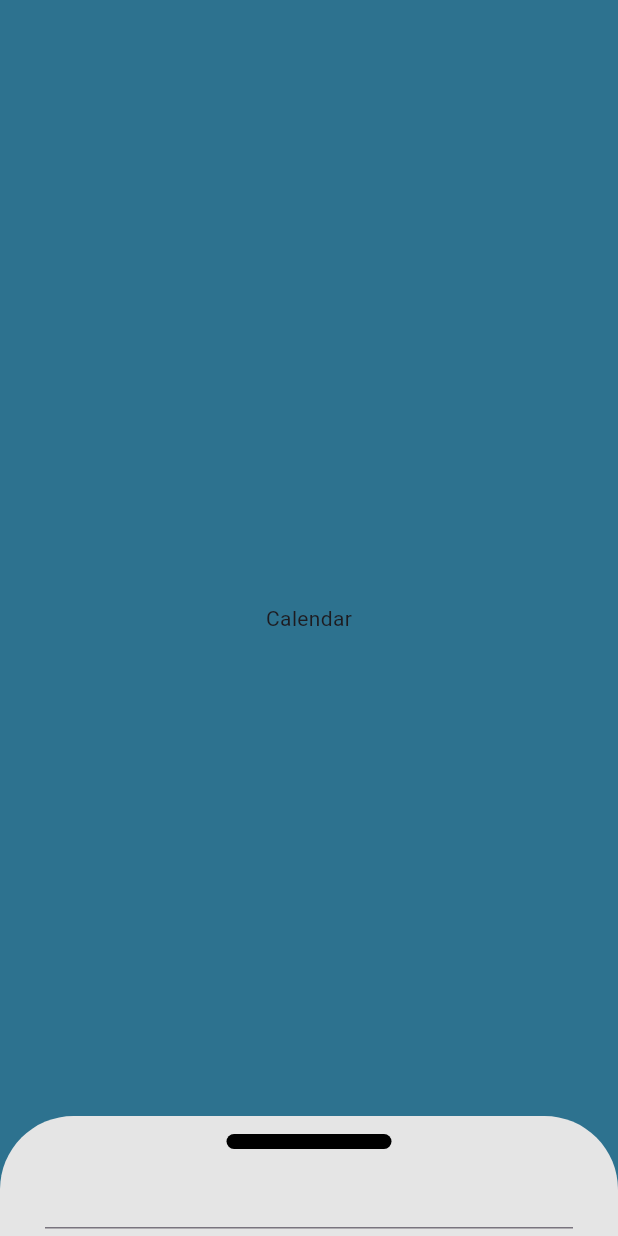
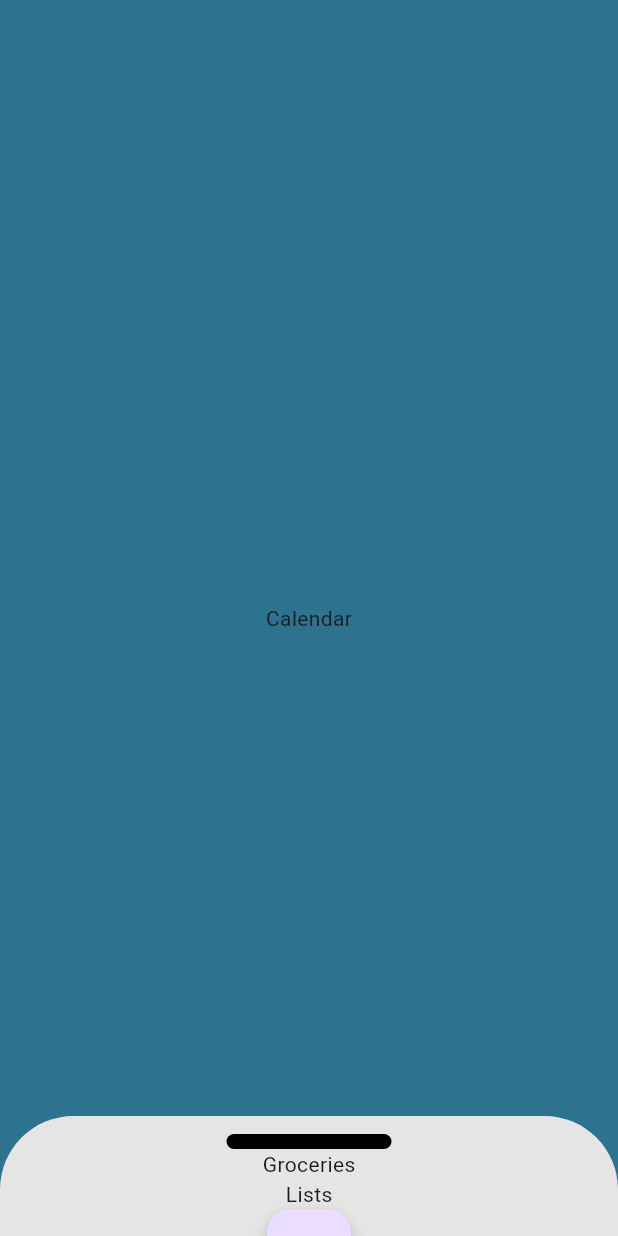
Before and after one commit to karehaa/DoIT, a Flutter app: the screen it shows after launch, on a phone screen of 412 x 824 dp. Run offline on Flutter 3.47's test engine with Material 3 defaults, Android fonts, the phone set to English and light mode, and no system bars.

Commit message:
Testing FloatingActionButton

```diff
--- a/lib/todo_page.dart
+++ b/lib/todo_page.dart
@@ -33,11 +33,15 @@ class _TodoPage extends State<TodoPage> {
                   color: Colors.black),
             ),
             Expanded(
-              child: Center(
-                child: Container(
-                  padding: const EdgeInsets.only(right: 30, left: 30),
-                  child: const TextField(),
-                ),
+              child: Column(
+                children: [
+                  const Text("Groceries"),
+                  const Text("Lists"),
+                  FloatingActionButton(
+                    onPressed: () {},
+                    child: const Icon(Icons.add),
+                  )
+                ],
               ),
             ),
           ],
```
